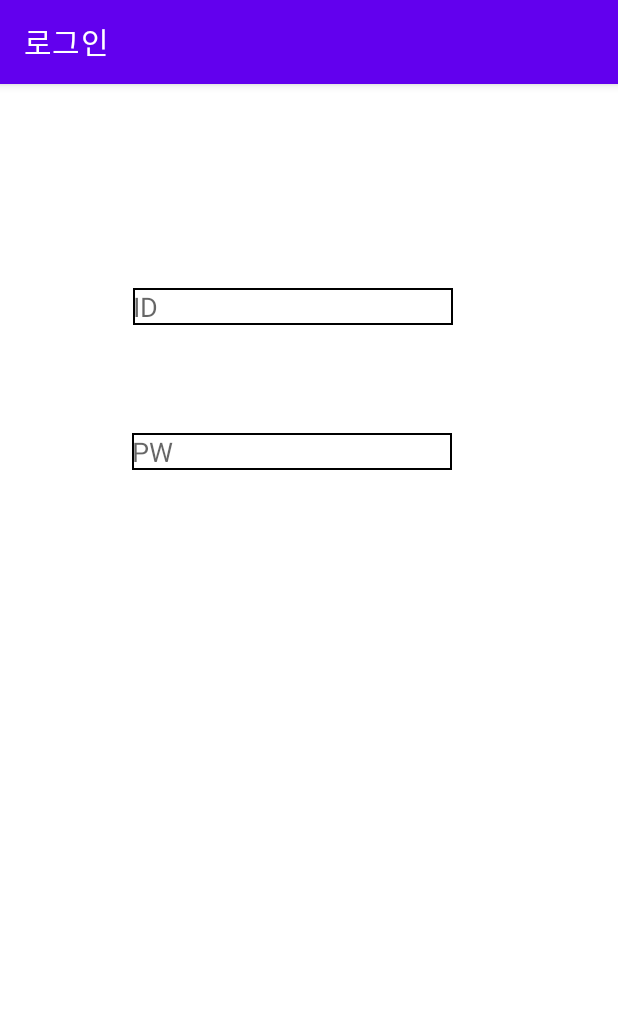
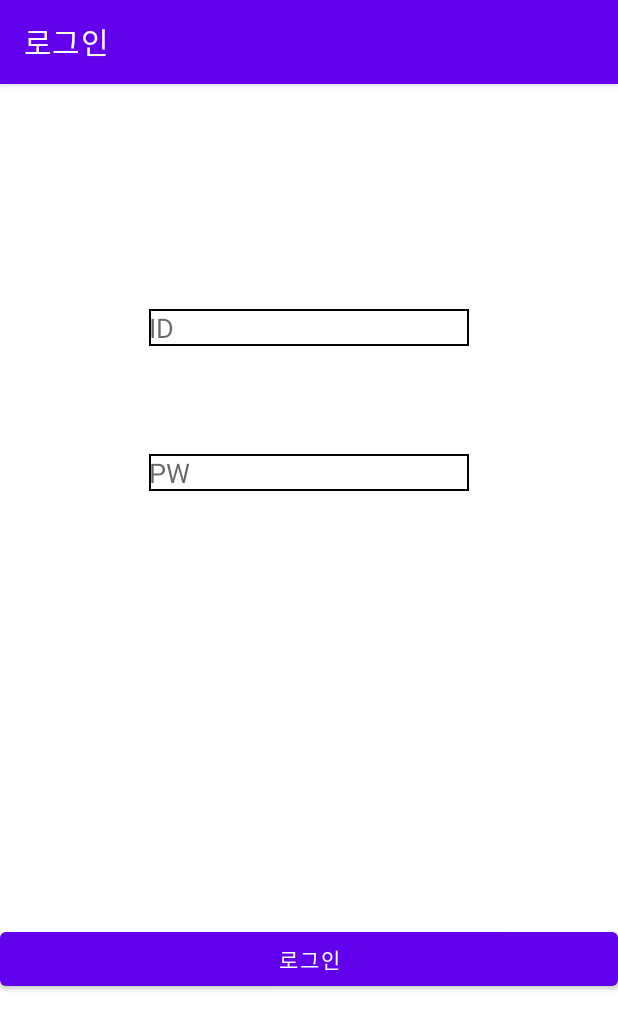
Before and after one commit to 2021-SMHRD-IITP-AI/j_android, an Android app: the Login screen opened directly, with no data from a screen before it, on a phone screen of 412 x 824 dp. Shown: the top 1030 px of the screen. Run offline under Robolectric (Android 15) with nearby library versions, the phone set to English and light mode, and no system bars.

Commit message:
로그인 버튼

```diff
--- a/app/src/main/res/layout/activity_login.xml
+++ b/app/src/main/res/layout/activity_login.xml
@@ -10,11 +10,7 @@
         android:id="@+id/editTextTextPersonName"
         android:layout_width="wrap_content"
         android:layout_height="wrap_content"
-        android:layout_marginStart="90dp"
-        android:layout_marginLeft="90dp"
-        android:layout_marginTop="136dp"
-        android:layout_marginEnd="112dp"
-        android:layout_marginRight="112dp"
+        android:layout_marginTop="150dp"
         android:background="@drawable/border"
         android:ems="10"
         android:hint="ID"
@@ -27,11 +23,7 @@
         android:id="@+id/editTextTextPassword"
         android:layout_width="wrap_content"
         android:layout_height="wrap_content"
-        android:layout_marginStart="89dp"
-        android:layout_marginLeft="89dp"
         android:layout_marginTop="72dp"
-        android:layout_marginEnd="112dp"
-        android:layout_marginRight="112dp"
         android:background="@drawable/border"
         android:ems="10"
         android:hint="PW"
@@ -40,4 +32,15 @@
         app:layout_constraintStart_toStartOf="parent"
         app:layout_constraintTop_toBottomOf="@+id/editTextTextPersonName" />
 
+    <Button
+        android:id="@+id/button"
+        android:layout_width="0dp"
+        android:layout_height="wrap_content"
+        android:layout_marginTop="288dp"
+        android:text="로그인"
+        app:layout_constraintEnd_toEndOf="parent"
+        app:layout_constraintHorizontal_bias="0.0"
+        app:layout_constraintStart_toStartOf="parent"
+        app:layout_constraintTop_toBottomOf="@+id/editTextTextPassword" />
+
 </androidx.constraintlayout.widget.ConstraintLayout>
```
